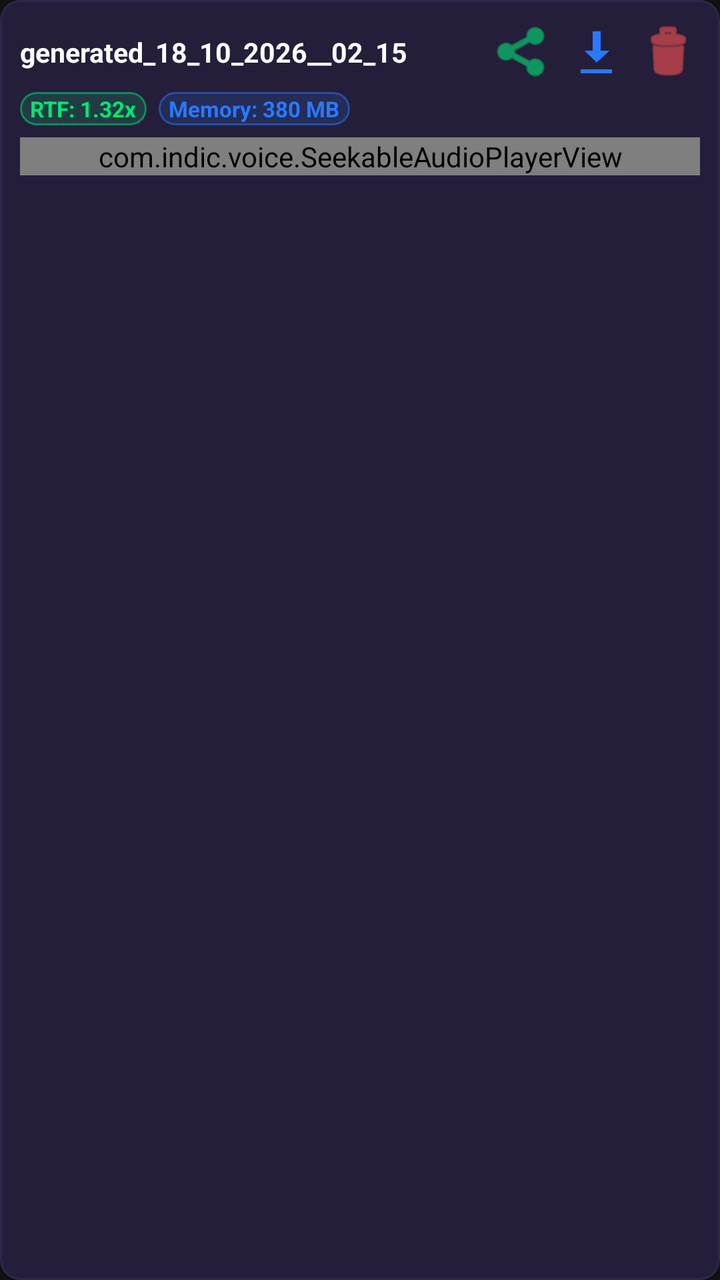
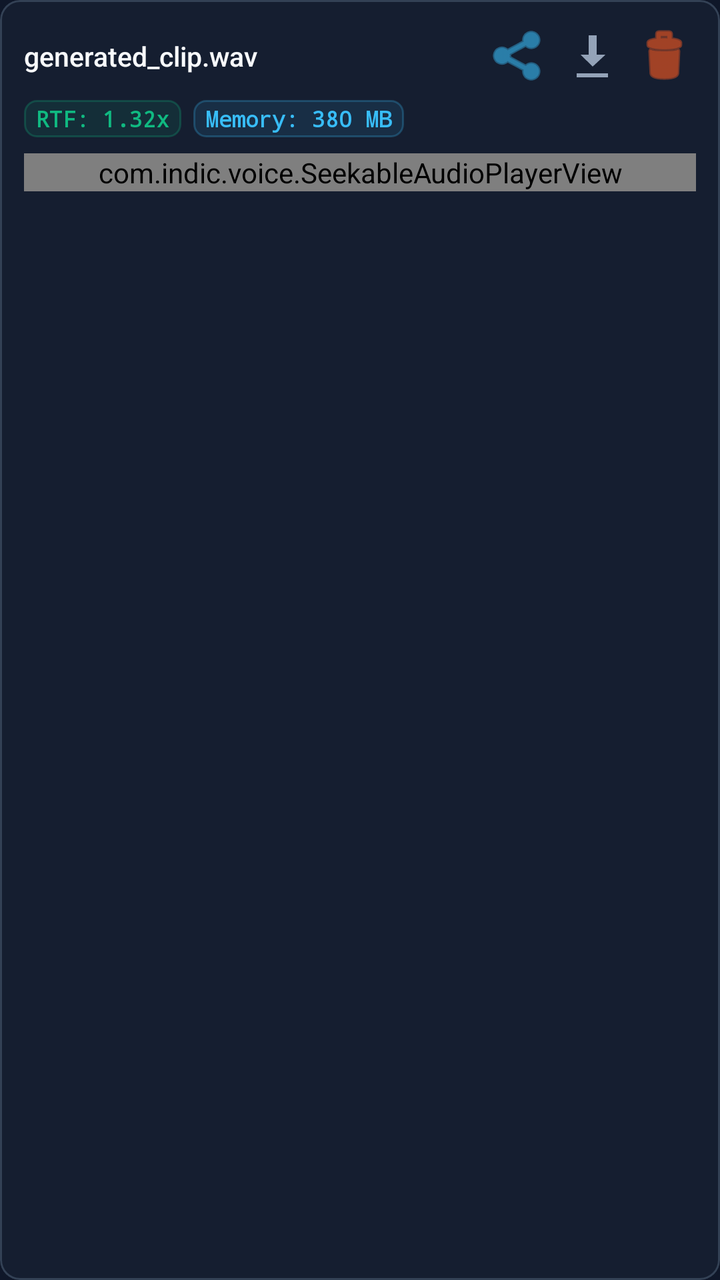

The first picture is an Android layout as it rendered before a commit; the second is the same layout after the commit. The layout source and the unified diff follow.
<!-- AndroidManifest.xml: application theme Theme.IndicVoice -->
<!-- res/layout/item_history_clip.xml -->
<?xml version="1.0" encoding="utf-8"?>
<com.google.android.material.card.MaterialCardView xmlns:android="http://schemas.android.com/apk/res/android"
    xmlns:app="http://schemas.android.com/apk/res-auto"
    android:layout_width="match_parent"
    android:layout_height="wrap_content"
    android:layout_marginBottom="8dp"
    app:cardBackgroundColor="@color/surface_dark"
    app:cardCornerRadius="10dp"
    app:cardElevation="1dp"
    app:strokeColor="@color/card_stroke"
    app:strokeWidth="1dp">

    <LinearLayout
        android:layout_width="match_parent"
        android:layout_height="wrap_content"
        android:orientation="vertical"
        android:padding="10dp">

        
        <LinearLayout
            android:layout_width="match_parent"
            android:layout_height="wrap_content"
            android:gravity="center_vertical"
            android:orientation="horizontal">

            <TextView
                android:id="@+id/tvClipTitle"
                android:layout_width="0dp"
                android:layout_height="wrap_content"
                android:layout_weight="1"
                android:ellipsize="middle"
                android:singleLine="true"
                android:text="generated_18_10_2026__02_15"
                android:textColor="@color/text_primary"
                android:textSize="13.5sp"
                android:textStyle="bold" />

            <ImageButton
                android:id="@+id/ibShareClip"
                android:layout_width="32dp"
                android:layout_height="32dp"
                android:background="?attr/selectableItemBackgroundBorderless"
                android:contentDescription="Share audio clip"
                android:src="@android:drawable/ic_menu_share"
                app:tint="@color/accent_green" />

            <ImageButton
                android:id="@+id/ibExportClip"
                android:layout_width="32dp"
                android:layout_height="32dp"
                android:layout_marginStart="4dp"
                android:background="?attr/selectableItemBackgroundBorderless"
                android:contentDescription="Export to Downloads"
                android:src="@android:drawable/stat_sys_download"
                app:tint="@color/accent_blue" />

            <ImageButton
                android:id="@+id/ibDeleteClip"
                android:layout_width="32dp"
                android:layout_height="32dp"
                android:layout_marginStart="4dp"
                android:background="?attr/selectableItemBackgroundBorderless"
                android:contentDescription="Delete clip"
                android:src="@android:drawable/ic_menu_delete"
                app:tint="@color/record_red" />
        </LinearLayout>

        
        <LinearLayout
            android:id="@+id/llClipBadges"
            android:layout_width="wrap_content"
            android:layout_height="wrap_content"
            android:layout_marginTop="4dp"
            android:layout_marginBottom="4dp"
            android:orientation="horizontal">

            <TextView
                android:id="@+id/tvClipRtf"
                android:layout_width="wrap_content"
                android:layout_height="wrap_content"
                android:background="@drawable/bg_pill_rtf"
                android:paddingStart="5dp"
                android:paddingTop="1dp"
                android:paddingEnd="5dp"
                android:paddingBottom="1dp"
                android:text="RTF: 1.32x"
                android:textColor="@color/accent_green"
                android:textSize="11sp"
                android:textStyle="bold" />

            <TextView
                android:id="@+id/tvClipRss"
                android:layout_width="wrap_content"
                android:layout_height="wrap_content"
                android:layout_marginStart="6dp"
                android:background="@drawable/bg_pill_rss"
                android:paddingStart="5dp"
                android:paddingTop="1dp"
                android:paddingEnd="5dp"
                android:paddingBottom="1dp"
                android:text="Memory: 380 MB"
                android:textColor="@color/accent_blue"
                android:textSize="11sp"
                android:textStyle="bold" />
        </LinearLayout>

        
        <com.indic.voice.SeekableAudioPlayerView
            android:id="@+id/playerClipAudio"
            android:layout_width="match_parent"
            android:layout_height="wrap_content"
            android:layout_marginTop="2dp" />

    </LinearLayout>
</com.google.android.material.card.MaterialCardView>
<!-- resources referenced by this layout -->
<resources>
  <color name="accent_blue">#2979FF</color>
  <color name="accent_green">#00E676</color>
  <color name="card_stroke">#2E274D</color>
  <color name="record_red">#FF5252</color>
  <color name="surface_dark">#241E3A</color>
  <color name="text_primary">#FFFFFF</color>
  <!-- drawable bg_pill_rss (drawable) -->
  <?xml version="1.0" encoding="utf-8"?>
  <shape xmlns:android="http://schemas.android.com/apk/res/android"
      android:shape="rectangle">
      <solid android:color="#262979FF" />
      <corners android:radius="8dp" />
      <stroke
          android:width="1dp"
          android:color="#802979FF" />
  </shape>
  <!-- drawable bg_pill_rtf (drawable) -->
  <?xml version="1.0" encoding="utf-8"?>
  <shape xmlns:android="http://schemas.android.com/apk/res/android"
      android:shape="rectangle">
      <solid android:color="#2600E676" />
      <corners android:radius="8dp" />
      <stroke
          android:width="1dp"
          android:color="#8000E676" />
  </shape>
  <style name="Theme.IndicVoice" parent="Theme.Material3.DayNight.NoActionBar">
          <item name="colorPrimary">@color/primary</item>
          <item name="colorPrimaryInverse">@color/primary_variant</item>
          <item name="colorSecondary">@color/secondary</item>
          <item name="android:statusBarColor">@color/background_dark</item>
          <item name="android:windowBackground">@color/background_dark</item>
          <item name="colorSurface">@color/card_dark</item>
          <item name="colorOnSurface">@color/text_primary</item>
      </style>
  <color name="primary">#7C4DFF</color>
  <color name="primary_variant">#651FFF</color>
  <color name="secondary">#00E5FF</color>
  <color name="background_dark">#121212</color>
  <color name="card_dark">#1A162B</color>
</resources>

<!-- the commit's change to res/layout/item_history_clip.xml (unified diff, before → after) -->
@@ -6,7 +6,7 @@
     android:layout_marginBottom="8dp"
     app:cardBackgroundColor="@color/surface_dark"
     app:cardCornerRadius="10dp"
-    app:cardElevation="1dp"
+    app:cardElevation="0dp"
     app:strokeColor="@color/card_stroke"
     app:strokeWidth="1dp">
 
@@ -14,7 +14,7 @@
         android:layout_width="match_parent"
         android:layout_height="wrap_content"
         android:orientation="vertical"
-        android:padding="10dp">
+        android:padding="12dp">
 
         
         <LinearLayout
@@ -29,11 +29,11 @@
                 android:layout_height="wrap_content"
                 android:layout_weight="1"
                 android:ellipsize="middle"
+                android:fontFamily="sans-serif-medium"
                 android:singleLine="true"
-                android:text="generated_18_10_2026__02_15"
+                android:text="generated_clip.wav"
                 android:textColor="@color/text_primary"
-                android:textSize="13.5sp"
-                android:textStyle="bold" />
+                android:textSize="13.5sp" />
 
             <ImageButton
                 android:id="@+id/ibShareClip"
@@ -42,7 +42,7 @@
                 android:background="?attr/selectableItemBackgroundBorderless"
                 android:contentDescription="Share audio clip"
                 android:src="@android:drawable/ic_menu_share"
-                app:tint="@color/accent_green" />
+                app:tint="@color/secondary" />
 
             <ImageButton
                 android:id="@+id/ibExportClip"
@@ -52,7 +52,7 @@
                 android:background="?attr/selectableItemBackgroundBorderless"
                 android:contentDescription="Export to Downloads"
                 android:src="@android:drawable/stat_sys_download"
-                app:tint="@color/accent_blue" />
+                app:tint="@color/text_secondary" />
 
             <ImageButton
                 android:id="@+id/ibDeleteClip"
@@ -70,7 +70,7 @@
             android:id="@+id/llClipBadges"
             android:layout_width="wrap_content"
             android:layout_height="wrap_content"
-            android:layout_marginTop="4dp"
+            android:layout_marginTop="6dp"
             android:layout_marginBottom="4dp"
             android:orientation="horizontal">
 
@@ -79,10 +79,11 @@
                 android:layout_width="wrap_content"
                 android:layout_height="wrap_content"
                 android:background="@drawable/bg_pill_rtf"
-                android:paddingStart="5dp"
-                android:paddingTop="1dp"
-                android:paddingEnd="5dp"
-                android:paddingBottom="1dp"
+                android:fontFamily="monospace"
+                android:paddingStart="6dp"
+                android:paddingTop="2dp"
+                android:paddingEnd="6dp"
+                android:paddingBottom="2dp"
                 android:text="RTF: 1.32x"
                 android:textColor="@color/accent_green"
                 android:textSize="11sp"
@@ -94,10 +95,11 @@
                 android:layout_height="wrap_content"
                 android:layout_marginStart="6dp"
                 android:background="@drawable/bg_pill_rss"
-                android:paddingStart="5dp"
-                android:paddingTop="1dp"
-                android:paddingEnd="5dp"
-                android:paddingBottom="1dp"
+                android:fontFamily="monospace"
+                android:paddingStart="6dp"
+                android:paddingTop="2dp"
+                android:paddingEnd="6dp"
+                android:paddingBottom="2dp"
                 android:text="Memory: 380 MB"
                 android:textColor="@color/accent_blue"
                 android:textSize="11sp"
@@ -109,7 +111,7 @@
             android:id="@+id/playerClipAudio"
             android:layout_width="match_parent"
             android:layout_height="wrap_content"
-            android:layout_marginTop="2dp" />
+            android:layout_marginTop="4dp" />
 
     </LinearLayout>
 </com.google.android.material.card.MaterialCardView>
<!-- resource entries referenced after the edit -->
@@ -1,44 +1,49 @@
 <!-- resources referenced by this layout -->
 <resources>
-  <color name="accent_blue">#2979FF</color>
-  <color name="accent_green">#00E676</color>
-  <color name="card_stroke">#2E274D</color>
-  <color name="record_red">#FF5252</color>
-  <color name="surface_dark">#241E3A</color>
-  <color name="text_primary">#FFFFFF</color>
+  <color name="accent_blue">#38BDF8</color>
+  <color name="accent_green">#10B981</color>
+  <color name="card_stroke">#334155</color>
+  <color name="record_red">#FF5A1F</color>
+  <color name="surface_dark">#151E30</color>
+  <color name="text_primary">#F8FAFC</color>
+  <color name="text_secondary">#94A3B8</color>
   <!-- drawable bg_pill_rss (drawable) -->
   <?xml version="1.0" encoding="utf-8"?>
   <shape xmlns:android="http://schemas.android.com/apk/res/android"
       android:shape="rectangle">
-      <solid android:color="#262979FF" />
-      <corners android:radius="8dp" />
+      <solid android:color="#1A38BDF8" />
+      <corners android:radius="6dp" />
       <stroke
           android:width="1dp"
-          android:color="#802979FF" />
+          android:color="#4038BDF8" />
   </shape>
   <!-- drawable bg_pill_rtf (drawable) -->
   <?xml version="1.0" encoding="utf-8"?>
   <shape xmlns:android="http://schemas.android.com/apk/res/android"
       android:shape="rectangle">
-      <solid android:color="#2600E676" />
-      <corners android:radius="8dp" />
+      <solid android:color="#1A10B981" />
+      <corners android:radius="6dp" />
       <stroke
           android:width="1dp"
-          android:color="#8000E676" />
+          android:color="#4010B981" />
   </shape>
   <style name="Theme.IndicVoice" parent="Theme.Material3.DayNight.NoActionBar">
           <item name="colorPrimary">@color/primary</item>
           <item name="colorPrimaryInverse">@color/primary_variant</item>
           <item name="colorSecondary">@color/secondary</item>
           <item name="android:statusBarColor">@color/background_dark</item>
+          <item name="android:navigationBarColor">@color/background_dark</item>
           <item name="android:windowBackground">@color/background_dark</item>
           <item name="colorSurface">@color/card_dark</item>
           <item name="colorOnSurface">@color/text_primary</item>
+          <item name="colorSurfaceVariant">@color/surface_dark</item>
+          <item name="colorOnSurfaceVariant">@color/text_secondary</item>
+          <item name="colorOutline">@color/card_stroke</item>
       </style>
-  <color name="primary">#7C4DFF</color>
-  <color name="primary_variant">#651FFF</color>
-  <color name="secondary">#00E5FF</color>
-  <color name="background_dark">#121212</color>
-  <color name="card_dark">#1A162B</color>
+  <color name="primary">#2563EB</color>
+  <color name="primary_variant">#1D4ED8</color>
+  <color name="secondary">#38BDF8</color>
+  <color name="background_dark">#0F1729</color>
+  <color name="card_dark">#1E293B</color>
 </resources>
 
